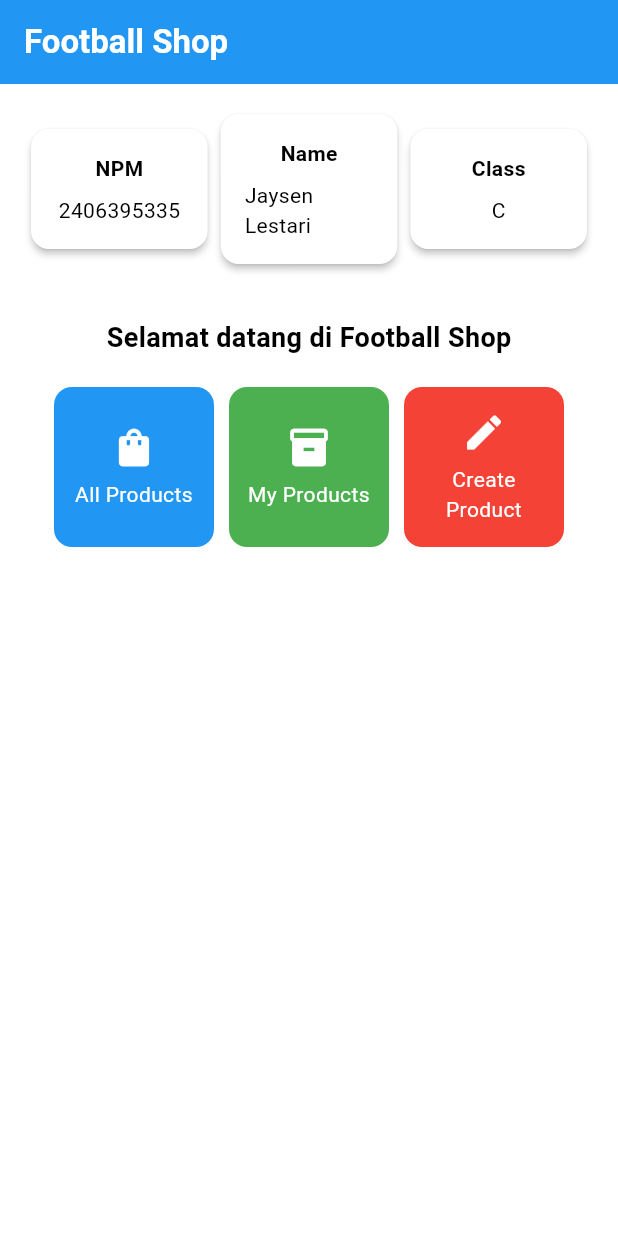
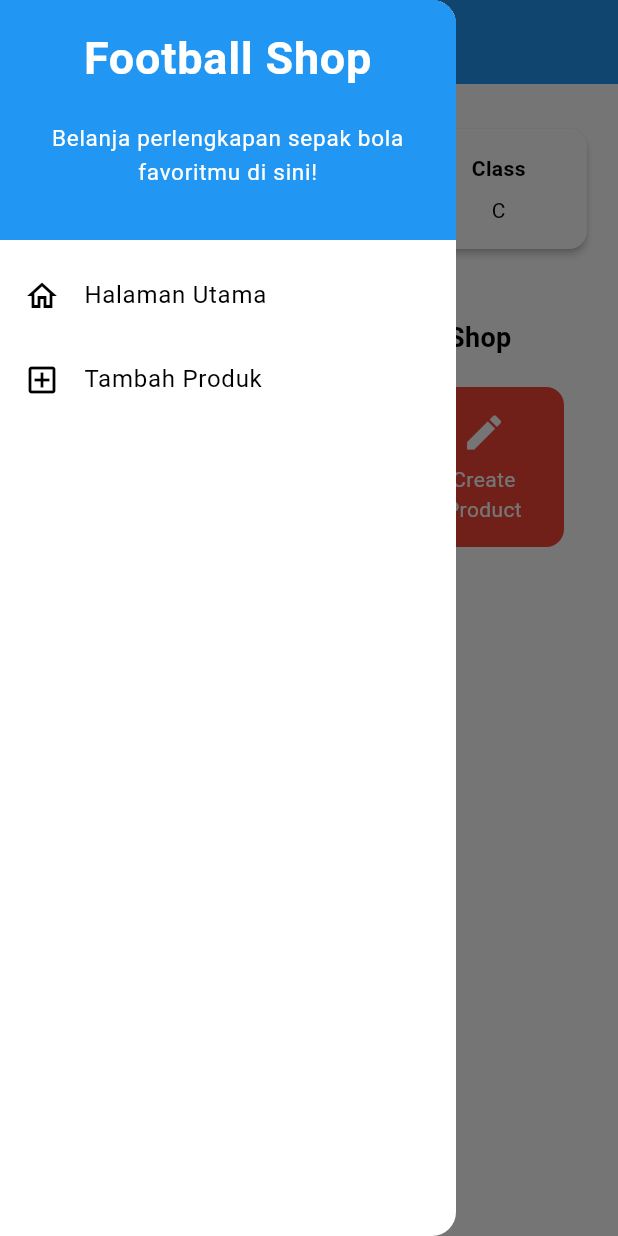
Before and after one commit to Jaysenlestari/football-shop-mobile, a Flutter app: the screen it shows after launch, with the side drawer open (before the commit the screen has no drawer), on a phone screen of 412 x 824 dp. Run offline on Flutter 3.47's test engine with Material 3 defaults, Android fonts, the phone set to English and light mode, and no system bars.

Commit message:
Finished TI8

```diff
--- a/lib/main.dart
+++ b/lib/main.dart
@@ -1,5 +1,5 @@
 import 'package:flutter/material.dart';
-import 'package:football_shop/menu.dart';
+import 'package:football_shop/screens/menu.dart';
 
 void main() {
   runApp(const MyApp());
--- a/lib/menu.dart
+++ b/lib/screens/menu.dart
@@ -1,4 +1,6 @@
 import 'package:flutter/material.dart';
+import 'package:football_shop/widgets/left_drawer.dart';
+import 'package:football_shop/screens/product_form.dart';
 
 class MyHomePage extends StatelessWidget {
   MyHomePage({super.key});
@@ -36,8 +38,10 @@ class MyHomePage extends StatelessWidget {
         // Warna latar belakang AppBar diambil dari skema warna tema aplikasi.
         backgroundColor: Theme.of(context).colorScheme.primary,
       ),
+      drawer: const LeftDrawer(),
       // Body halaman dengan padding di sekelilingnya.
-      body: Padding(
+      body: SingleChildScrollView(
+        child : Padding(
         padding: const EdgeInsets.all(16.0),
         // Menyusun widget secara vertikal dalam sebuah kolom.
         child: Column(
@@ -94,6 +98,7 @@ class MyHomePage extends StatelessWidget {
           ],
         ),
       ),
+    )
     );
   }
 }
@@ -124,11 +129,18 @@ class ItemCard extends StatelessWidget {
                 content: Text("Kamu telah menekan tombol ${item.name}!"),
               ),
             );
-        },
-        // Container untuk menyimpan Icon dan Text
-        child: Container(
-          padding: const EdgeInsets.all(8),
-          child: Center(
+
+            if (item.name == "Create Product") {
+              Navigator.push(
+                context,
+                MaterialPageRoute(builder: (context) => const ProductFormPage()),
+              );
+            }
+          },
+          // Container untuk menyimpan Icon dan Text
+          child: Container(
+            padding: const EdgeInsets.all(8),
+            child: Center(
             child: Column(
               // Menyusun ikon dan teks di tengah kartu.
               mainAxisAlignment: MainAxisAlignment.center,
--- /dev/null
+++ b/lib/widgets/left_drawer.dart
@@ -0,0 +1,63 @@
+import 'package:flutter/material.dart';
+import 'package:football_shop/screens/menu.dart';
+import 'package:football_shop/screens/product_form.dart';
+
+class LeftDrawer extends StatelessWidget {
+  const LeftDrawer({super.key});
+
+  @override
+  Widget build(BuildContext context) {
+    return Drawer(
+      child: ListView(
+        children: [
+          const DrawerHeader(
+            decoration: BoxDecoration(color: Colors.blue),
+            child: Column(
+              children: [
+                Text(
+                  'Football Shop',
+                  textAlign: TextAlign.center,
+                  style: TextStyle(
+                    fontSize: 30,
+                    fontWeight: FontWeight.bold,
+                    color: Colors.white,
+                  ),
+                ),
+                Padding(padding: EdgeInsets.all(10)),
+                Text(
+                  "Belanja perlengkapan sepak bola favoritmu di sini!",
+                  textAlign: TextAlign.center,
+                  style: TextStyle(
+                    fontSize: 15,
+                    color: Colors.white,
+                    fontWeight: FontWeight.normal,
+                  ),
+                ),
+              ],
+            ),
+          ),
+          ListTile(
+            leading: const Icon(Icons.home_outlined),
+            title: const Text('Halaman Utama'),
+            onTap: () {
+              Navigator.pushReplacement(
+                context,
+                MaterialPageRoute(builder: (context) => MyHomePage()),
+              );
+            },
+          ),
+          ListTile(
+            leading: const Icon(Icons.add_box_outlined),
+            title: const Text('Tambah Produk'),
+            onTap: () {
+              Navigator.pushReplacement(
+                context,
+                MaterialPageRoute(builder: (context) => const ProductFormPage()),
+              );
+            },
+          ),
+        ],
+      ),
+    );
+  }
+}
```
Also changed, not shown: lib/screens/product_form.dart (added, +277 -0 lines), 1 other file.
